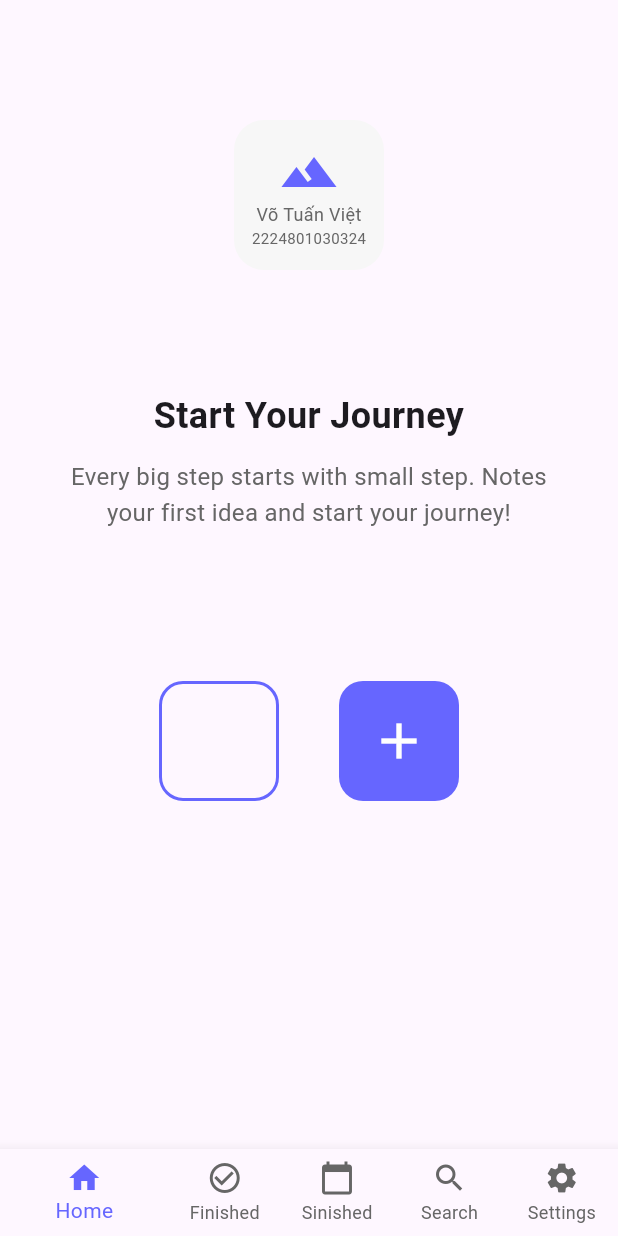
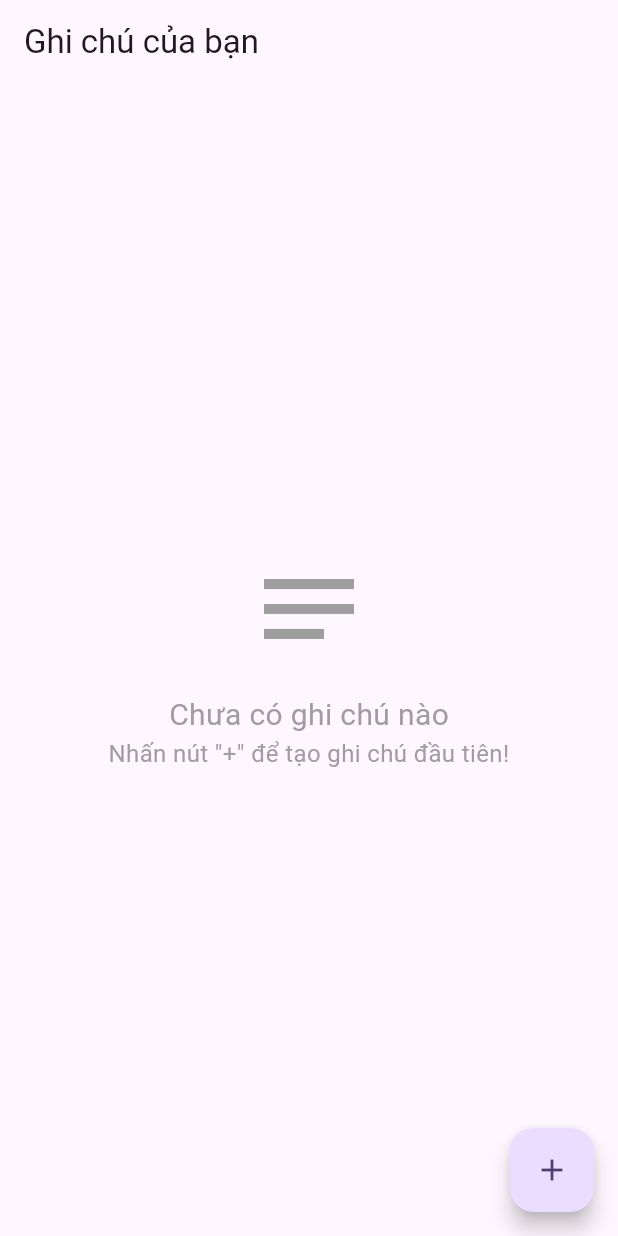
Before and after one commit to thichanbanhbao/Exercise_Week_5_VoTuanViet, a Flutter app: the screen it shows after launch, on a phone screen of 412 x 824 dp. Run offline on Flutter 3.47's test engine with Material 3 defaults, Android fonts, the phone set to English and light mode, and no system bars; our stand-ins replace sqflite; accounts and stored records are empty.

Commit message:
first commit

```diff
--- a/lib/database/db_helper.dart
+++ b/lib/database/db_helper.dart
@@ -7,6 +7,18 @@ class DatabaseHelper {
   static Database? _database;
 
   DatabaseHelper._init();
+
+  Future<Database> get database async {
+    if (_database != null) return _database!;
+    _database = await _initDB('Notes.db');
+    return _database!;
+  }
+
+  Future<Database> _initDB(String filePath) async {
+    final dbPath = await getDatabasesPath();
+    final path = join(dbPath, filePath);
+    return await openDatabase(path, version: 1, onCreate: _createDB);
+  }
 
   Future _createDB(Database db, int version) async {
     await db.execute('''
@@ -20,35 +32,26 @@ class DatabaseHelper {
     ''');
   }
 
-  Future<Database> _initDB(String filePath) async {
-    final dbPath = await getDatabasesPath();
-    final path = join(dbPath, filePath);
-
-    return await openDatabase(path, version: 1, onCreate: _createDB);
-  }
-
-  Future<Database> get database async {
-    if (_database != null) return _database!;
-    _database = await _initDB('notes.db');
-    return _database!;
-  }
-
   Future<int> create(Note note) async {
     final db = await database;
-    return await db.insert('notes', note.toMap());
+    return await db.insert('Notes', note.toMap());
   }
 
   Future<List<Note>> readAll() async {
     final db = await database;
-    final maps = await db.query('notes', orderBy: 'updatedAt DESC');
-    return List.from(maps.map((m) => Note.fromMap(m)));
+    final result = await db.query('Notes', orderBy: 'updatedAt DESC');
+    return result.map((map) => Note.fromMap(map)).toList();
   }
 
   Future<int> update(Note note) async {
     final db = await database;
+
+    final data = note.toMap();
+    data.remove('id');
+
     return await db.update(
-      'notes',
-      note.toMap(),
+      'Notes',
+      data,
       where: 'id = ?',
       whereArgs: [note.id],
     );
@@ -56,6 +59,6 @@ class DatabaseHelper {
 
   Future<int> delete(int id) async {
     final db = await database;
-    return await db.delete('notes', where: 'id = ? ', whereArgs: [id]);
+    return await db.delete('Notes', where: 'id = ?', whereArgs: [id]);
   }
 }
--- a/lib/screens/home_page.dart
+++ b/lib/screens/home_page.dart
@@ -1,147 +1,83 @@
 import 'package:flutter/material.dart';
 import 'package:provider/provider.dart';
 import '../providers/note_provider.dart';
+import '../models/note.dart';
 import 'note_editor_screen.dart';
+import '../widgets/note_card.dart';
 
-const Color primaryColor = Color(0xFF6666FF);
-const Color cardBackgroundColor = Color(0xFFF7F7F7);
-const Color secondaryTextColor = Color(0xFF666666);
-
-class HomePage extends StatelessWidget {
+class HomePage extends StatefulWidget {
   const HomePage({super.key});
 
-  void _navigateToAddNote(BuildContext context) {
+  @override
+  State<HomePage> createState() => _HomePageState();
+}
+
+class _HomePageState extends State<HomePage> {
+  void _navigate(BuildContext context, {Note? note}) {
     Navigator.of(
       context,
-    ).push(MaterialPageRoute(builder: (context) => const NoteEditorScreen()));
+    ).push(MaterialPageRoute(builder: (_) => NoteEditorScreen(note: note)));
+  }
+
+  @override
+  void initState() {
+    super.initState();
+
+    // gọi loadNotes() sau khi build xong frame đầu tiên
+    WidgetsBinding.instance.addPostFrameCallback((_) {
+      Provider.of<NoteProvider>(context, listen: false).loadNotes();
+    });
   }
 
   @override
   Widget build(BuildContext context) {
     return Scaffold(
-      body: SafeArea(
-        child: SingleChildScrollView(
+      appBar: AppBar(title: const Text("Ghi chú của bạn")),
+
+      body: Consumer<NoteProvider>(
+        builder: (context, provider, child) {
+          final notes = provider.notes;
+
+          if (notes.isEmpty) {
+            return const Center(
               child: Padding(
-            padding: const EdgeInsets.symmetric(horizontal: 40.0),
-            child: Column(
-              crossAxisAlignment: CrossAxisAlignment.center,
-              children: [
-                const SizedBox(height: 80.0),
-                Column(
-                  children: [
-                    Container(
-                      height: 100,
-                      width: 100,
-                      decoration: BoxDecoration(
-                        color: cardBackgroundColor,
-                        borderRadius: BorderRadius.circular(20),
-                      ),
-                      child: const Center(
+                padding: EdgeInsets.all(40.0),
                 child: Column(
                   mainAxisAlignment: MainAxisAlignment.center,
                   children: [
-                            Icon(
-                              Icons.landscape,
-                              color: primaryColor,
-                              size: 40,
+                    Icon(Icons.notes, size: 80, color: Colors.grey),
+                    SizedBox(height: 16),
+                    Text(
+                      'Chưa có ghi chú nào',
+                      style: TextStyle(fontSize: 20, color: Colors.grey),
                     ),
                     Text(
-                              "Võ Tuấn Việt",
-                              style: TextStyle(
-                                fontSize: 12,
-                                color: secondaryTextColor,
-                              ),
-                            ),
-                            Text(
-                              "2224801030324",
-                              style: TextStyle(
-                                fontSize: 10,
-                                color: secondaryTextColor,
-                              ),
+                      'Nhấn nút "+" để tạo ghi chú đầu tiên!',
+                      style: TextStyle(fontSize: 16, color: Colors.grey),
+                      textAlign: TextAlign.center,
                     ),
                   ],
                 ),
               ),
-                    ),
-                    const SizedBox(height: 80.0),
-                  ],
+            );
+          }
+
+          return ListView.builder(
+            itemCount: notes.length,
+            itemBuilder: (context, index) {
+              final note = notes[index];
+              return NoteCard(
+                note: note,
+                onTap: () => _navigate(context, note: note),
+              );
+            },
+          );
+        },
       ),
 
-                const Text(
-                  'Start Your Journey',
-                  textAlign: TextAlign.center,
-                  style: TextStyle(fontSize: 24, fontWeight: FontWeight.bold),
-                ),
-                const SizedBox(height: 12.0),
-                const Text(
-                  'Every big step starts with small step. Notes your first idea and start your journey!',
-                  textAlign: TextAlign.center,
-                  style: TextStyle(
-                    fontSize: 16,
-                    color: secondaryTextColor,
-                    height: 1.5,
-                  ),
-                ),
-
-                const SizedBox(height: 100.0),
-                Row(
-                  mainAxisAlignment: MainAxisAlignment.center,
-                  children: <Widget>[
-                    Container(
-                      width: 80,
-                      height: 80,
-                      decoration: BoxDecoration(
-                        border: Border.all(color: primaryColor, width: 2),
-                        borderRadius: BorderRadius.circular(16),
-                      ),
-                    ),
-                    const SizedBox(width: 40.0),
-                    Container(
-                      width: 80,
-                      height: 80,
-                      decoration: BoxDecoration(
-                        color: primaryColor,
-                        borderRadius: BorderRadius.circular(16),
-                      ),
-                      child: IconButton(
-                        icon: const Icon(
-                          Icons.add,
-                          color: Colors.white,
-                          size: 40,
-                        ),
-                        onPressed: () => _navigateToAddNote(context),
-                      ),
-                    ),
-                  ],
-                ),
-                const SizedBox(height: 100.0),
-              ],
-            ),
-          ),
-        ),
-      ),
-      bottomNavigationBar: BottomNavigationBar(
-        currentIndex: 0,
-        selectedItemColor: primaryColor,
-        unselectedItemColor: secondaryTextColor,
-        showUnselectedLabels: true,
-        items: const <BottomNavigationBarItem>[
-          BottomNavigationBarItem(icon: Icon(Icons.home), label: 'Home'),
-          BottomNavigationBarItem(
-            icon: Icon(Icons.check_circle_outline),
-            label: 'Finished',
-          ),
-          BottomNavigationBarItem(
-            icon: Icon(Icons.calendar_today),
-            label: 'Sinished',
-          ),
-          BottomNavigationBarItem(icon: Icon(Icons.search), label: 'Search'),
-          BottomNavigationBarItem(
-            icon: Icon(Icons.settings),
-            label: 'Settings',
-          ),
-        ],
-        onTap: (index) {},
+      floatingActionButton: FloatingActionButton(
+        onPressed: () => _navigate(context), // tạo ghi chú mới
+        child: const Icon(Icons.add),
       ),
     );
   }
```
Also changed, not shown: lib/main.dart (+8 -1 lines), lib/models/note.dart (+17 -7 lines), lib/providers/note_provider.dart (+13 -6 lines), lib/screens/note_editor_screen.dart (+57 -50 lines), lib/widgets/note_card.dart (+15 -2 lines), image-1.png (deleted), image-2.png (deleted). Lines whose indentation alone changed are shown as unchanged.
